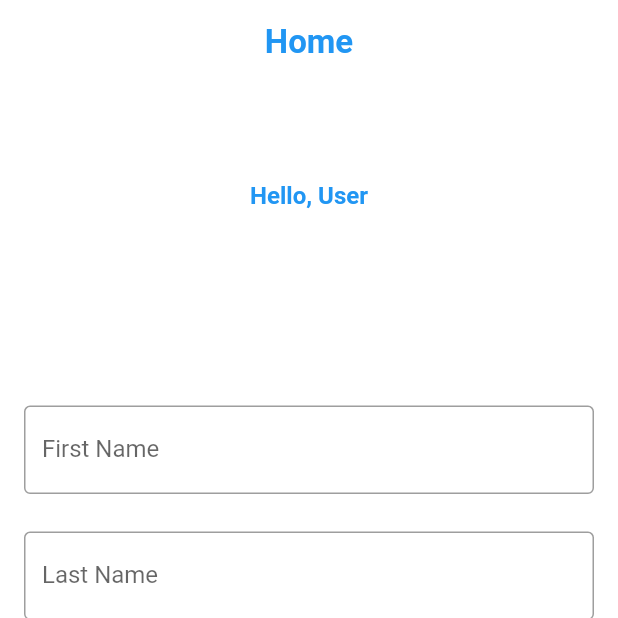
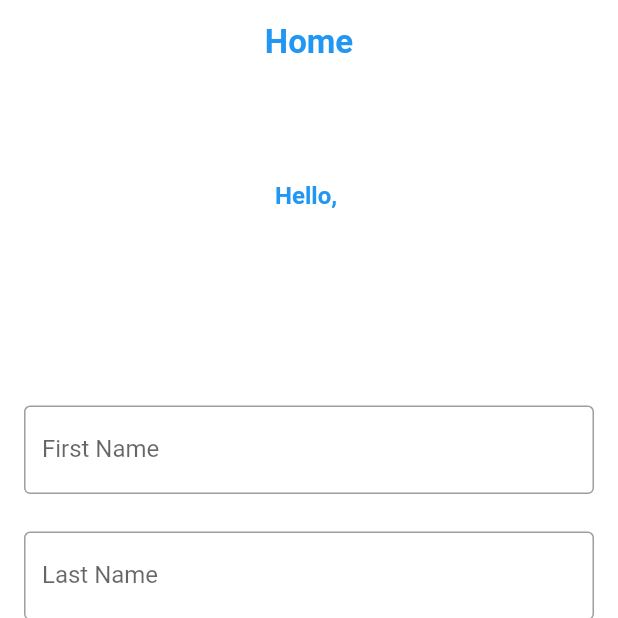
Before and after one commit to sabbir420/wordpress_auth, a Flutter app: the HomeView screen opened by its route, on a phone screen of 412 x 824 dp, the top half of it. Run offline on Flutter 3.47's test engine with Material 2 defaults, Android fonts, the phone set to English and light mode, and no system bars; our stand-ins replace fluttertoast, get, get_storage; accounts and stored records are empty; network calls fail.

Commit message:
final commit

```diff
--- a/lib/app/modules/home/views/home_view.dart
+++ b/lib/app/modules/home/views/home_view.dart
@@ -31,7 +31,7 @@ class HomeView extends GetView<HomeController> {
           crossAxisAlignment: CrossAxisAlignment.center,
           children: [
             Text(
-              "Hello, User",
+              "Hello, ${controller.username.value}",
               style: TextStyle(
                 color: Colors.blue,
                 fontSize: 16,
```
Also changed, not shown: 1 other file.
